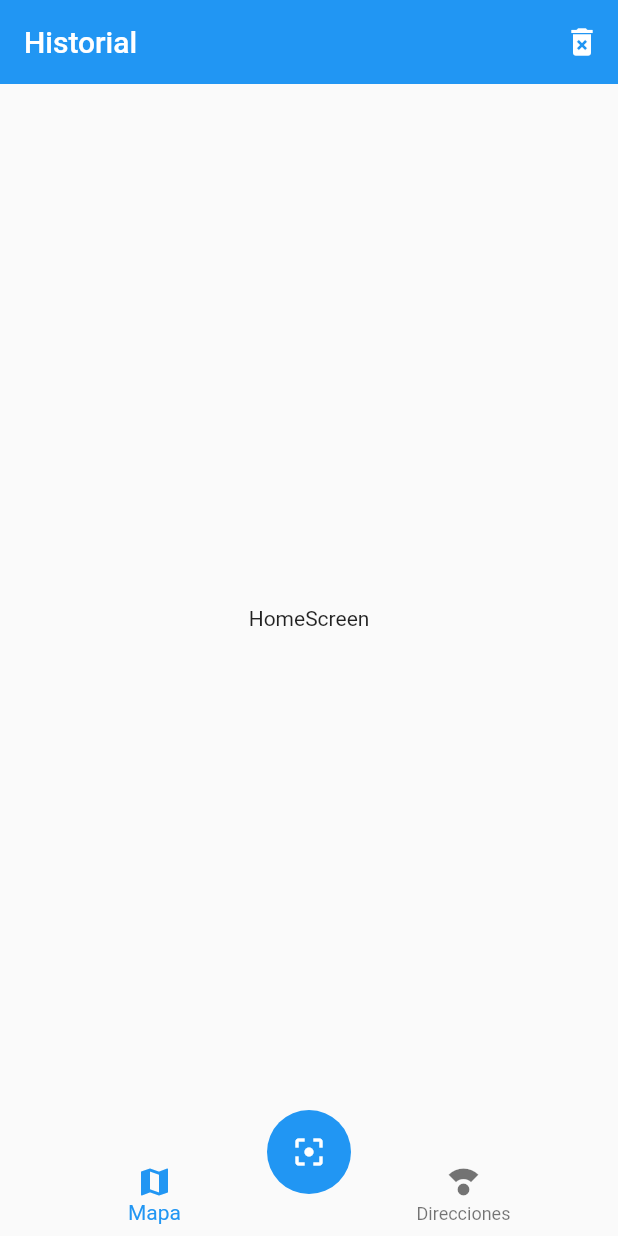
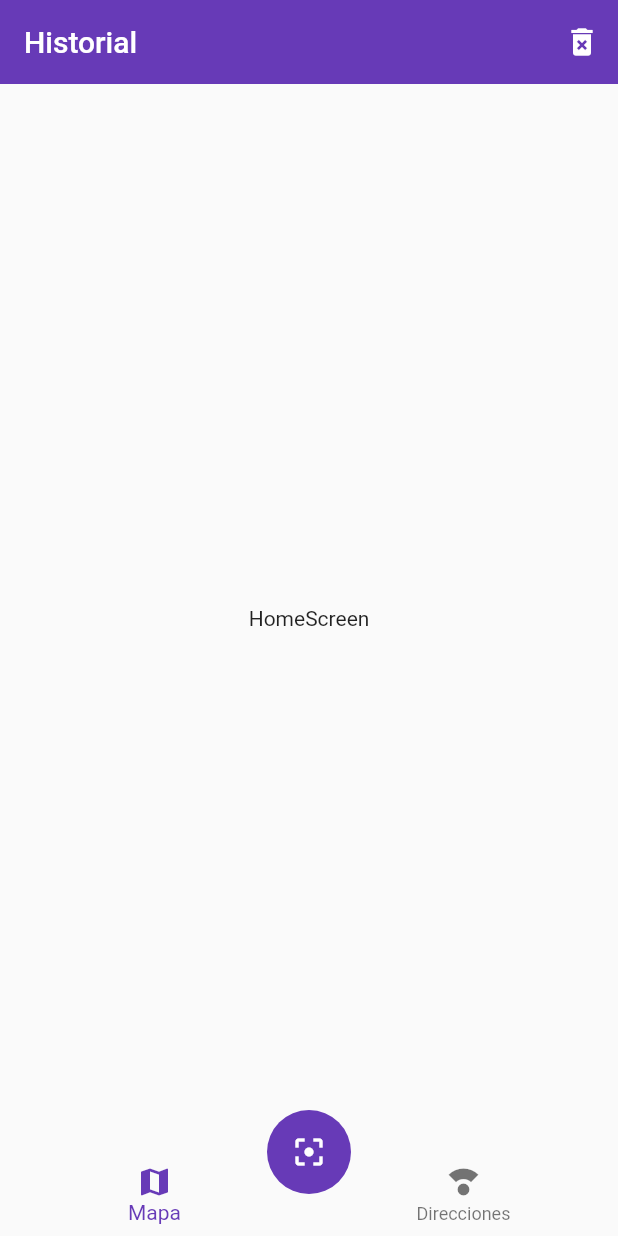
Before and after one commit to sleatherv/flutter-qr-reader-app, a Flutter app: the screen it shows after launch, on a phone screen of 412 x 824 dp. Run offline on Flutter 3.47's test engine with Material 2 defaults, Android fonts, the phone set to English and light mode, and no system bars.

Commit message:
[ADD] App Color Theme

```diff
--- a/lib/main.dart
+++ b/lib/main.dart
@@ -14,6 +14,10 @@ class MyApp extends StatelessWidget {
         'home': (_) => HomeScreen(),
         'maps': (_) => MapScreen(),
       },
+      theme: ThemeData(
+        // primaryColor: Colors.deepPurple,
+        primarySwatch: Colors.deepPurple
+      ),
     );
   }
 }
```
